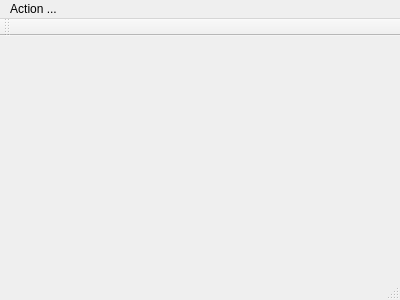
Above: Programming/xPaint/xPaint/xpaintwindow.ui from d-kunin/bsuir-cs before the change. Below: the same form after it.
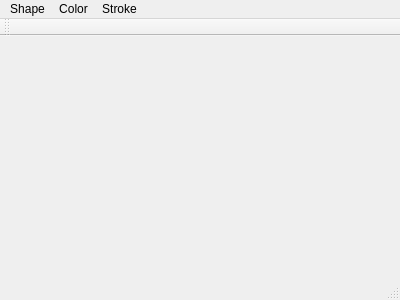
That is the form after the change.

Commit message: [PROG] Color, Stroke width.

What changed in the file:
```diff
--- a/Programming/xPaint/xPaint/xpaintwindow.ui
+++ b/Programming/xPaint/xPaint/xpaintwindow.ui
@@ -35,7 +35,7 @@
    </property>
    <widget class="QMenu" name="menuSelect_Tool">
     <property name="title">
-     <string>Action ...</string>
+     <string>Shape</string>
     </property>
     <addaction name="actionRect"/>
     <addaction name="actionEllipse"/>
@@ -43,7 +43,24 @@
     <addaction name="actionRemove_Last"/>
     <addaction name="actionClear_All"/>
    </widget>
+   <widget class="QMenu" name="menuColor">
+    <property name="title">
+     <string>Color</string>
+    </property>
+    <addaction name="actionRed"/>
+    <addaction name="actionGreen"/>
+    <addaction name="actionBlue"/>
+   </widget>
+   <widget class="QMenu" name="menuStroke">
+    <property name="title">
+     <string>Stroke</string>
+    </property>
+    <addaction name="actionIncWidth"/>
+    <addaction name="actionDecWidth"/>
+   </widget>
    <addaction name="menuSelect_Tool"/>
+   <addaction name="menuColor"/>
+   <addaction name="menuStroke"/>
   </widget>
   <widget class="QToolBar" name="mainToolBar">
    <attribute name="toolBarArea">
```
Left out of the diff: 31 changed lines with no effect on the pictures. The commit also changes 12 other files.
